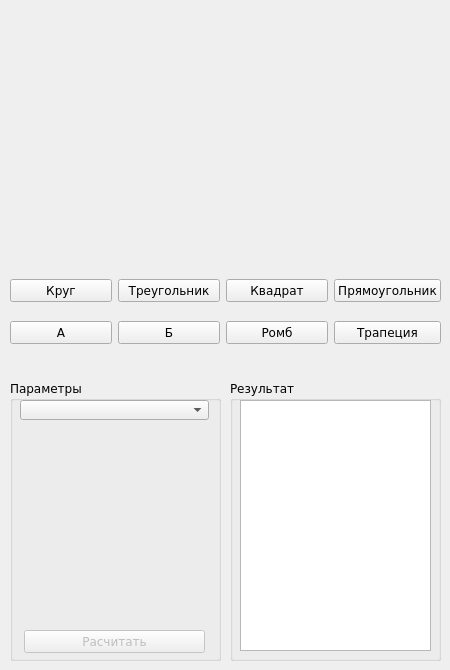
visor517/geometric_calculator, file main_gui.ui: the form before one commit.
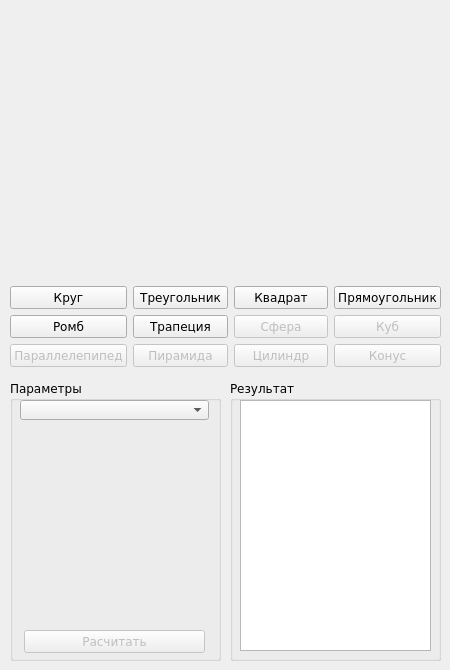
The form after the commit.

Commit message: added rectangle and square

```diff
--- a/main_gui.ui
+++ b/main_gui.ui
@@ -67,9 +67,9 @@
     <property name="geometry">
      <rect>
       <x>10</x>
-      <y>260</y>
+      <y>280</y>
       <width>431</width>
-      <height>111</height>
+      <height>101</height>
      </rect>
     </property>
     <layout class="QGridLayout" name="gridLayout">
@@ -82,17 +82,34 @@
      <property name="verticalSpacing">
       <number>0</number>
      </property>
-     <item row="0" column="0">
-      <widget class="QPushButton" name="circleButton">
+     <item row="1" column="3">
+      <widget class="QPushButton" name="cubeButton">
+       <property name="enabled">
+        <bool>false</bool>
+       </property>
        <property name="text">
-        <string>Круг</string>
+        <string>Куб</string>
+       </property>
+      </widget>
+     </item>
+     <item row="0" column="2">
+      <widget class="QPushButton" name="squareButton">
+       <property name="text">
+        <string>Квадрат</string>
        </property>
       </widget>
      </item>
      <item row="1" column="1">
       <widget class="QPushButton" name="pushButton_5">
        <property name="text">
-        <string>Б</string>
+        <string>Трапеция</string>
+       </property>
+      </widget>
+     </item>
+     <item row="1" column="0">
+      <widget class="QPushButton" name="rombButton">
+       <property name="text">
+        <string>Ромб</string>
        </property>
       </widget>
      </item>
@@ -103,6 +120,23 @@
        </property>
       </widget>
      </item>
+     <item row="0" column="0">
+      <widget class="QPushButton" name="circleButton">
+       <property name="text">
+        <string>Круг</string>
+       </property>
+      </widget>
+     </item>
+     <item row="1" column="2">
+      <widget class="QPushButton" name="sphereButton">
+       <property name="enabled">
+        <bool>false</bool>
+       </property>
+       <property name="text">
+        <string>Сфера</string>
+       </property>
+      </widget>
+     </item>
      <item row="0" column="3">
       <widget class="QPushButton" name="pushButton_4">
        <property name="text">
@@ -110,31 +144,43 @@
        </property>
       </widget>
      </item>
-     <item row="1" column="3">
-      <widget class="QPushButton" name="pushButton_6">
+     <item row="2" column="0">
+      <widget class="QPushButton" name="parallelepipedButton">
+       <property name="enabled">
+        <bool>false</bool>
+       </property>
        <property name="text">
-        <string>Трапеция</string>
+        <string>Параллелепипед</string>
        </property>
       </widget>
      </item>
-     <item row="0" column="2">
-      <widget class="QPushButton" name="squerButton">
+     <item row="2" column="1">
+      <widget class="QPushButton" name="pyramidButton">
+       <property name="enabled">
+        <bool>false</bool>
+       </property>
        <property name="text">
-        <string>Квадрат</string>
+        <string>Пирамида</string>
        </property>
       </widget>
      </item>
-     <item row="1" column="2">
-      <widget class="QPushButton" name="pushButton_7">
+     <item row="2" column="2">
+      <widget class="QPushButton" name="cylinderButton">
+       <property name="enabled">
+        <bool>false</bool>
+       </property>
        <property name="text">
-        <string>Ромб</string>
+        <string>Цилиндр</string>
        </property>
       </widget>
      </item>
-     <item row="1" column="0">
-      <widget class="QPushButton" name="pushButton_8">
+     <item row="2" column="3">
+      <widget class="QPushButton" name="coneButton">
+       <property name="enabled">
+        <bool>false</bool>
+       </property>
        <property name="text">
-        <string>А</string>
+        <string>Конус</string>
        </property>
       </widget>
      </item>
@@ -234,7 +280,7 @@
       <x>10</x>
       <y>10</y>
       <width>431</width>
-      <height>241</height>
+      <height>261</height>
      </rect>
     </property>
     <layout class="QVBoxLayout" name="drawingLayout">
```
Left out of the diff: 4 changed lines with no effect on the pictures. The commit also changes 4 other files.
